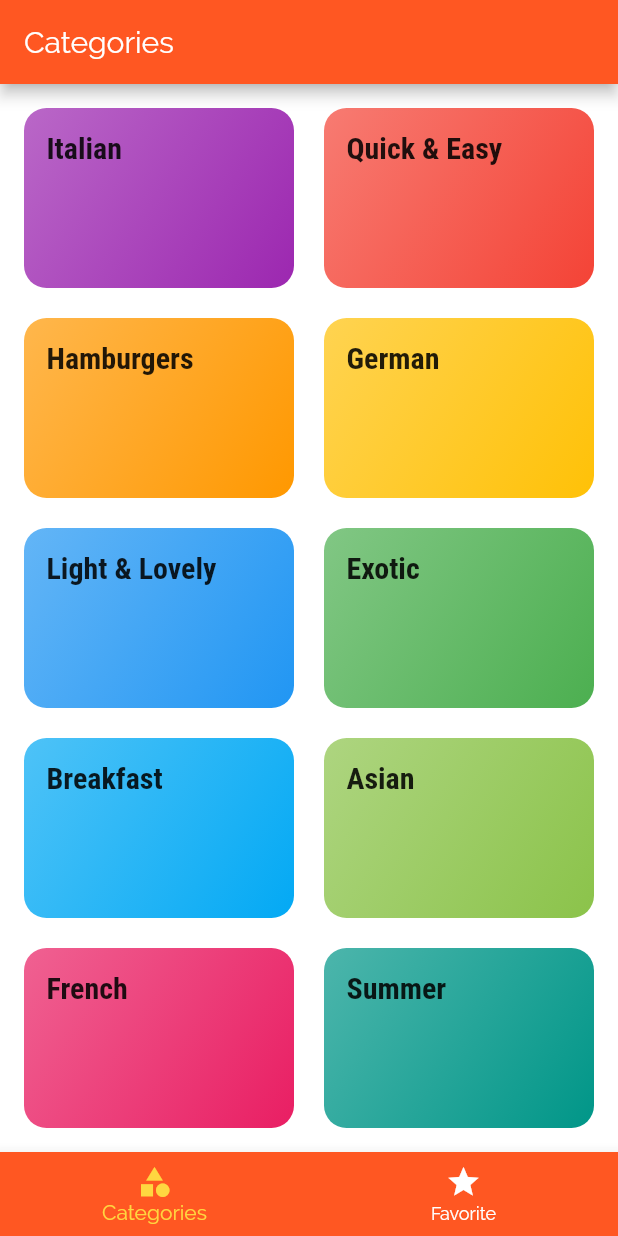
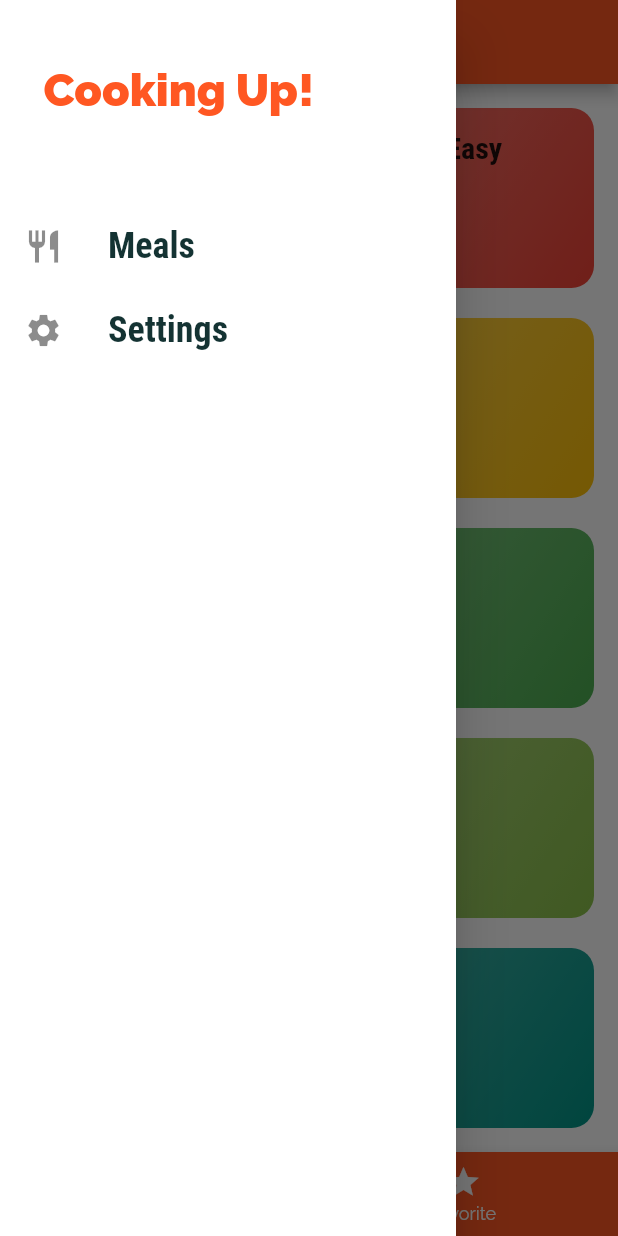
Before and after one commit to henhiro4r/FoodCatalogue, a Flutter app: the screen it shows after launch, with the side drawer open (before the commit the screen has no drawer), on a phone screen of 412 x 824 dp. Run offline on Flutter 3.47's test engine with Material 2 defaults, Android fonts, the phone set to English and light mode, and no system bars.

Commit message:
Added navigation drawer

```diff
--- a/lib/main.dart
+++ b/lib/main.dart
@@ -2,6 +2,7 @@ import 'package:flutter/material.dart';
 import 'package:foodcatalogue/screen/CategoryFoodsScreen.dart';
 import 'package:foodcatalogue/screen/CategoryScreen.dart';
 import 'package:foodcatalogue/screen/FoodRecipeScreen.dart';
+import 'package:foodcatalogue/screen/SettingScreen.dart';
 import 'package:foodcatalogue/screen/TabScreen.dart';
 
 void main() => runApp(MyApp());
@@ -36,6 +37,7 @@ class MyApp extends StatelessWidget {
         '/': (ctx) => TabScreen(),
         CategoryFoodsScreen.routeName: (ctx) => CategoryFoodsScreen(),
         FoodRecipeScreen.routeName: (ctx) => FoodRecipeScreen(),
+        SettingScreen.routeName: (ctx) => SettingScreen(),
       },
       onUnknownRoute: (settings) { // for 404 page
         return MaterialPageRoute(builder: (ctx) => CategoryScreen());
--- /dev/null
+++ b/lib/navigation/NavigationDrawer.dart
@@ -0,0 +1,56 @@
+import 'package:flutter/material.dart';
+import 'package:foodcatalogue/screen/SettingScreen.dart';
+
+class NavigationDrawer extends StatelessWidget {
+
+  Widget listTile(String title, IconData icon, Function destination) {
+    return ListTile(
+      leading: Icon(
+        icon,
+        size: 26,
+      ),
+      title: Text(
+        title,
+        style: TextStyle(
+          fontFamily: 'RobotoCondensed',
+          fontSize: 24,
+          fontWeight: FontWeight.bold,
+        ),
+      ),
+      onTap: destination,
+    );
+  }
+
+  @override
+  Widget build(BuildContext context) {
+    return Drawer(
+      child: Column(
+        children: <Widget>[
+          Container(
+            height: 120,
+            width: double.infinity,
+            padding: EdgeInsets.all(29),
+            alignment: Alignment.centerLeft,
+            child: Text(
+              'Cooking Up!',
+              style: TextStyle(
+                fontWeight: FontWeight.w900,
+                fontSize: 30,
+                color: Theme.of(context).primaryColor,
+              ),
+            ),
+          ),
+          SizedBox(
+            height: 16,
+          ),
+          listTile('Meals', Icons.restaurant, () {
+            Navigator.of(context).pushReplacementNamed('/');
+          }),
+          listTile('Settings', Icons.settings, () {
+            Navigator.of(context).pushReplacementNamed(SettingScreen.routeName);
+          }),
+        ],
+      ),
+    );
+  }
+}
--- /dev/null
+++ b/lib/screen/SettingScreen.dart
@@ -0,0 +1,19 @@
+import 'package:flutter/material.dart';
+import 'package:foodcatalogue/navigation/NavigationDrawer.dart';
+
+class SettingScreen extends StatelessWidget {
+  static const routeName = '/setting';
+
+  @override
+  Widget build(BuildContext context) {
+    return Scaffold(
+      appBar: AppBar(
+        title: Text('Setting'),
+      ),
+      drawer: NavigationDrawer(),
+      body: Center(
+        child: Text('AAA'),
+      ),
+    );
+  }
+}
--- a/lib/screen/TabScreen.dart
+++ b/lib/screen/TabScreen.dart
@@ -1,4 +1,5 @@
 import 'package:flutter/material.dart';
+import 'package:foodcatalogue/navigation/NavigationDrawer.dart';
 import 'package:foodcatalogue/screen/CategoryScreen.dart';
 import 'package:foodcatalogue/screen/FavoriteScreen.dart';
 
@@ -27,6 +28,7 @@ class _TabScreenState extends State<TabScreen> {
       appBar: AppBar(
         title: Text(_screens[_selectedIndex]['title']),
       ),
+      drawer: NavigationDrawer(),
       body: _screens[_selectedIndex]['page'],
       bottomNavigationBar: BottomNavigationBar(
         onTap: _selectedScreen,
```
